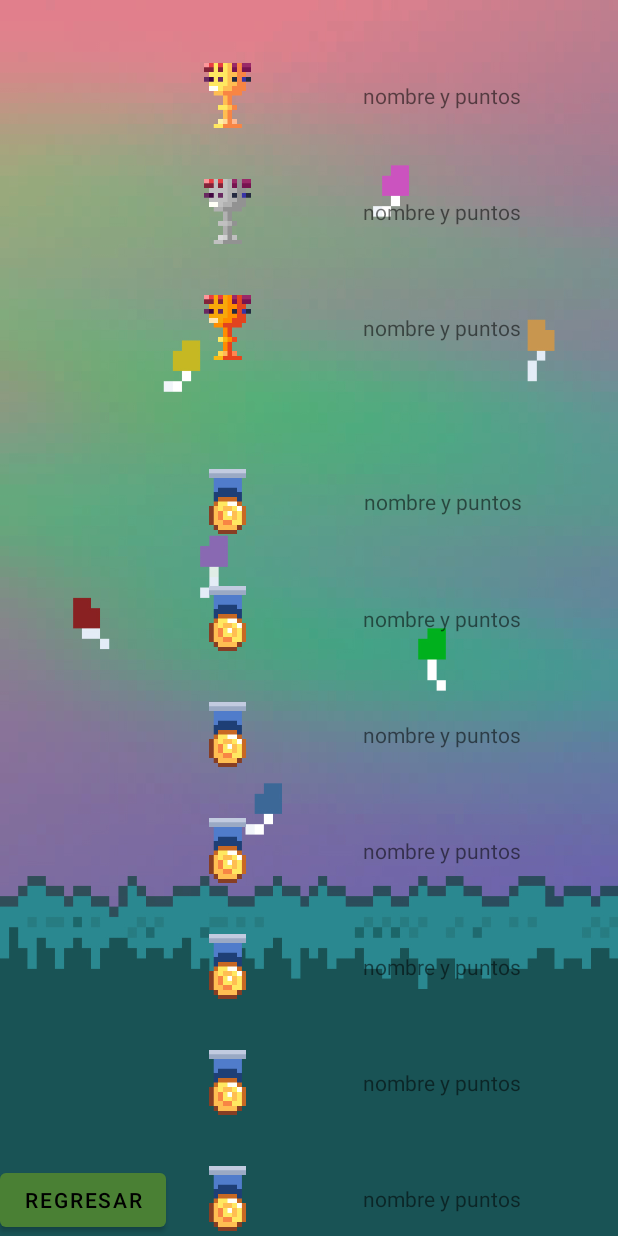
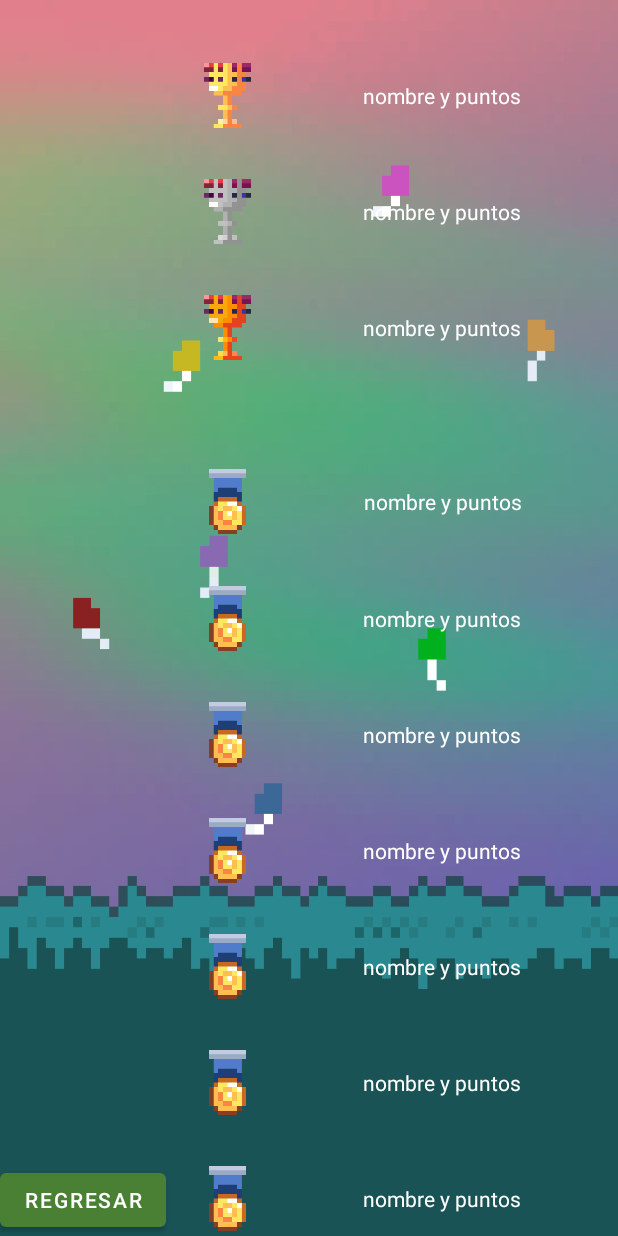
Before and after one commit to Tonikin69/TFGAMG, an Android app: the PodiumActivity screen opened directly, with no data from a screen before it, on a phone screen of 412 x 824 dp. Run offline under Robolectric (Android 15) with nearby library versions, the phone set to English and light mode, and no system bars; our stand-ins replace Firebase (no records; nobody signed in at launch, a user with empty details on screens opened directly); 10 statements that could not run were skipped.

Commit message:
En principio terminadaa

```diff
--- a/app/src/main/res/layout/activity_finjuego.xml
+++ b/app/src/main/res/layout/activity_finjuego.xml
@@ -34,7 +34,7 @@
         android:backgroundTint="@color/miamarillo"
         android:enabled="true"
         android:text="MENÚ"
-        android:textColor="@color/black"
+        android:textColor="@color/white"
         app:layout_constraintBottom_toBottomOf="parent"
         app:layout_constraintEnd_toEndOf="parent"
         app:layout_constraintHorizontal_bias="0.18"
@@ -50,7 +50,7 @@
         android:backgroundTint="@color/miamarillo"
         android:enabled="true"
         android:text="REINICIAR"
-        android:textColor="@color/black"
+        android:textColor="@color/white"
         app:layout_constraintBottom_toBottomOf="parent"
         app:layout_constraintEnd_toEndOf="parent"
         app:layout_constraintHorizontal_bias="0.8"
--- a/app/src/main/res/layout/activity_main.xml
+++ b/app/src/main/res/layout/activity_main.xml
@@ -77,7 +77,7 @@
         app:layout_constraintVertical_bias="0.3"
         app:layout_constraintHorizontal_bias="0.1"
         android:backgroundTint="@color/miamarillo"
-        android:textColor="@color/black"
+        android:textColor="@color/white"
         android:visibility="invisible"
         />
     <Button
@@ -93,7 +93,7 @@
         app:layout_constraintVertical_bias="0.3"
         app:layout_constraintHorizontal_bias="0.9"
         android:backgroundTint="@color/miamarillo"
-        android:textColor="@color/black"
+        android:textColor="@color/white"
         android:visibility="invisible"
         />
 
--- a/app/src/main/res/layout/activity_podium.xml
+++ b/app/src/main/res/layout/activity_podium.xml
@@ -35,7 +35,8 @@
             app:layout_constraintBottom_toBottomOf="parent"
             app:layout_constraintEnd_toEndOf="parent"
             app:layout_constraintStart_toEndOf="@+id/imageView3"
-            app:layout_constraintTop_toTopOf="parent" />
+            app:layout_constraintTop_toTopOf="parent"
+            android:textColor="@color/white"/>
     </androidx.constraintlayout.widget.ConstraintLayout>
 
     <androidx.constraintlayout.widget.ConstraintLayout
@@ -67,7 +68,8 @@
             app:layout_constraintBottom_toBottomOf="parent"
             app:layout_constraintEnd_toEndOf="parent"
             app:layout_constraintStart_toEndOf="@+id/imageView4"
-            app:layout_constraintTop_toTopOf="parent" />
+            app:layout_constraintTop_toTopOf="parent"
+            android:textColor="@color/white"/>
     </androidx.constraintlayout.widget.ConstraintLayout>
     <androidx.constraintlayout.widget.ConstraintLayout
         android:layout_width="match_parent"
@@ -99,7 +101,8 @@
             app:layout_constraintEnd_toEndOf="parent"
 
             app:layout_constraintStart_toEndOf="@+id/imageView5"
-            app:layout_constraintTop_toTopOf="parent" />
+            app:layout_constraintTop_toTopOf="parent"
+            android:textColor="@color/white"/>
     </androidx.constraintlayout.widget.ConstraintLayout>
     <androidx.constraintlayout.widget.ConstraintLayout
         android:layout_width="match_parent"
@@ -131,7 +134,8 @@
             app:layout_constraintEnd_toEndOf="parent"
             app:layout_constraintStart_toEndOf="@+id/imageView6"
             app:layout_constraintTop_toTopOf="parent"
-            android:gravity="right"/>
+            android:gravity="right"
+            android:textColor="@color/white"/>
     </androidx.constraintlayout.widget.ConstraintLayout>
     <androidx.constraintlayout.widget.ConstraintLayout
         android:layout_width="match_parent"
@@ -162,7 +166,8 @@
             app:layout_constraintBottom_toBottomOf="parent"
             app:layout_constraintEnd_toEndOf="parent"
             app:layout_constraintStart_toEndOf="@+id/imageView7"
-            app:layout_constraintTop_toTopOf="parent" />
+            app:layout_constraintTop_toTopOf="parent"
+            android:textColor="@color/white"/>
     </androidx.constraintlayout.widget.ConstraintLayout>
     <androidx.constraintlayout.widget.ConstraintLayout
         android:layout_width="match_parent"
@@ -193,7 +198,8 @@
             app:layout_constraintBottom_toBottomOf="parent"
             app:layout_constraintEnd_toEndOf="parent"
             app:layout_constraintStart_toEndOf="@+id/imageView8"
-            app:layout_constraintTop_toTopOf="parent" />
+            app:layout_constraintTop_toTopOf="parent"
+            android:textColor="@color/white"/>
     </androidx.constraintlayout.widget.ConstraintLayout>
     <androidx.constraintlayout.widget.ConstraintLayout
         android:layout_width="match_parent"
@@ -224,7 +230,8 @@
             app:layout_constraintBottom_toBottomOf="parent"
             app:layout_constraintEnd_toEndOf="parent"
             app:layout_constraintStart_toEndOf="@+id/imageView9"
-            app:layout_constraintTop_toTopOf="parent" />
+            app:layout_constraintTop_toTopOf="parent"
+            android:textColor="@color/white"/>
     </androidx.constraintlayout.widget.ConstraintLayout>
     <androidx.constraintlayout.widget.ConstraintLayout
         android:layout_width="match_parent"
@@ -255,7 +262,8 @@
             app:layout_constraintBottom_toBottomOf="parent"
             app:layout_constraintEnd_toEndOf="parent"
             app:layout_constraintStart_toEndOf="@+id/imageView10"
-            app:layout_constraintTop_toTopOf="parent" />
+            app:layout_constraintTop_toTopOf="parent"
+            android:textColor="@color/white"/>
     </androidx.constraintlayout.widget.ConstraintLayout>
     <androidx.constraintlayout.widget.ConstraintLayout
         android:layout_width="match_parent"
@@ -286,7 +294,8 @@
             app:layout_constraintBottom_toBottomOf="parent"
             app:layout_constraintEnd_toEndOf="parent"
             app:layout_constraintStart_toEndOf="@+id/imageView11"
-            app:layout_constraintTop_toTopOf="parent" />
+            app:layout_constraintTop_toTopOf="parent"
+            android:textColor="@color/white"/>
     </androidx.constraintlayout.widget.ConstraintLayout>
     <androidx.constraintlayout.widget.ConstraintLayout
         android:layout_width="match_parent"
@@ -317,7 +326,8 @@
             app:layout_constraintBottom_toBottomOf="parent"
             app:layout_constraintEnd_toEndOf="parent"
             app:layout_constraintStart_toEndOf="@+id/imageView12"
-            app:layout_constraintTop_toTopOf="parent" />
+            app:layout_constraintTop_toTopOf="parent"
+            android:textColor="@color/white"/>
     </androidx.constraintlayout.widget.ConstraintLayout>
 
     <Button
@@ -325,7 +335,7 @@
         android:layout_width="wrap_content"
         android:layout_height="wrap_content"
         android:text="regresar"
-        android:textColor="@color/black"
+        android:textColor="@color/white"
         app:layout_constraintBottom_toBottomOf="parent"
         app:layout_constraintStart_toStartOf="parent" />
 
--- a/app/src/main/res/layout/activity_tienda.xml
+++ b/app/src/main/res/layout/activity_tienda.xml
@@ -215,7 +215,7 @@
         android:layout_width="wrap_content"
         android:layout_height="wrap_content"
         android:text="regresar"
-        android:textColor="@color/black"
+        android:textColor="@color/white"
         app:layout_constraintBottom_toBottomOf="parent"
         app:layout_constraintStart_toStartOf="parent" />
 
```
Also changed, not shown: app/src/main/res/layout/activity_home.xml (+4 -4 lines).
